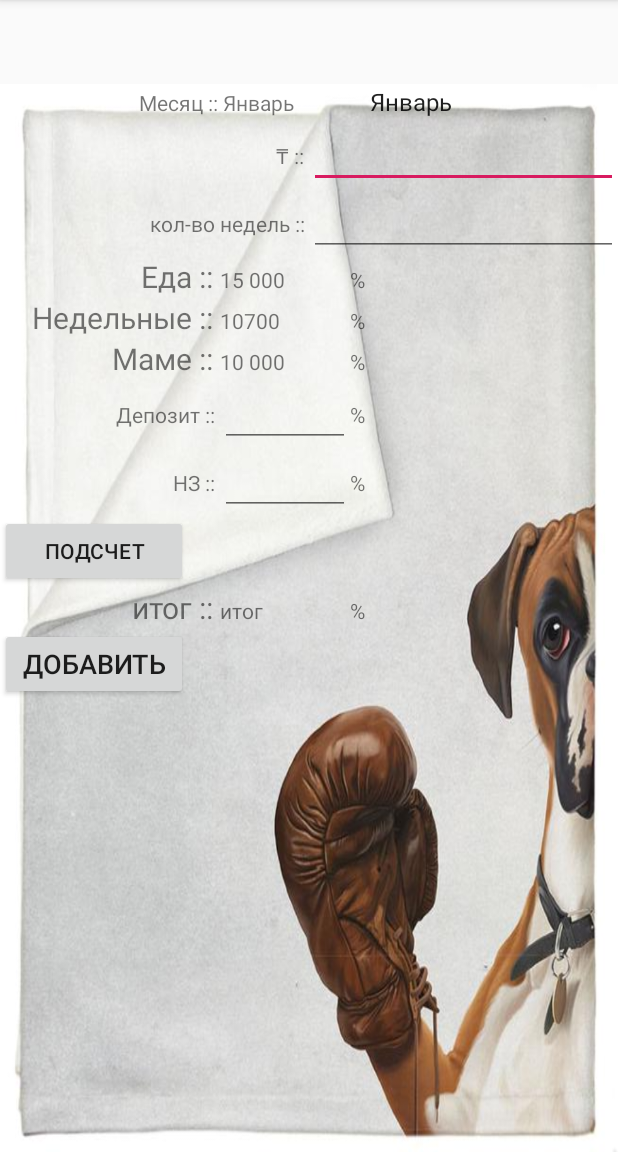
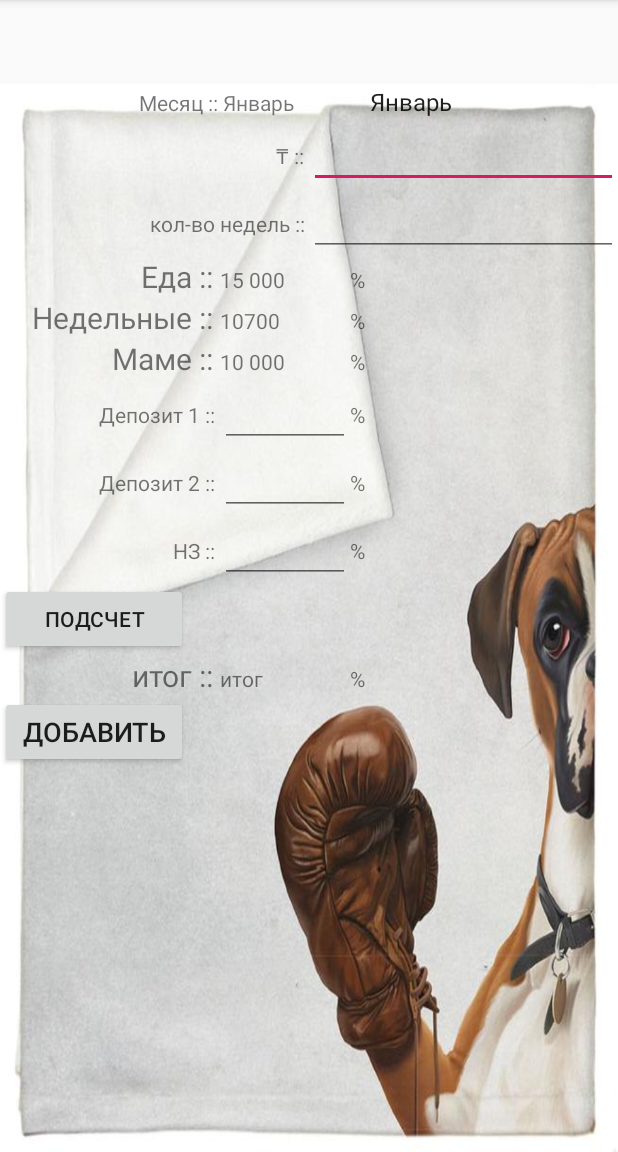
Before and after one commit to DarTiess/MyCalculationPourMonHomme, an Android app: the screen it shows after launch (MainActivity), after a tap on "ADD NEW CALCULATION", on a phone screen of 412 x 824 dp, the part 84-1236 px from its top. Run offline under Robolectric (Android 15) with nearby library versions, the phone set to English and light mode, and no system bars.

Commit message:
add Deposit dataBase

```diff
--- a/src/main/AndroidManifest.xml
+++ b/src/main/AndroidManifest.xml
@@ -9,7 +9,9 @@
         android:roundIcon="@mipmap/ic_launcher_round"
         android:supportsRtl="true"
         android:theme="@style/AppTheme">
-        <activity android:name=".WeekActivity"></activity>
+        <activity android:name=".DepositActivity"></activity>
+        <activity android:name=".DepositListActivity" />
+        <activity android:name=".WeekActivity" />
         <activity android:name=".MainActivity" />
         <activity android:name=".ListActivity" />
         <activity android:name=".CalculatActivity" />
--- /dev/null
+++ b/src/main/java/com/example/mycalc/DataBaseDeposit.java
@@ -0,0 +1,43 @@
+package com.example.mycalc;
+
+import android.content.Context;
+import android.database.sqlite.SQLiteDatabase;
+import android.database.sqlite.SQLiteOpenHelper;
+
+import androidx.annotation.Nullable;
+
+public class DataBaseDeposit extends SQLiteOpenHelper {
+
+    private static final String DATABASE_NAME = "deposit01.db";
+    private static final int SCHEMA = 4;
+    static final String TABLE = "deposit";
+
+    public static final String COLUMN_ID = "_id";
+    public static final String COLUMN_MONTH = "month";
+    public static final String COLUMN_ADDMONTHLY = "addMonthly";
+    public static final String COLUMN_TOTALDEPOSIT = "totalDeposit";
+
+
+    public DataBaseDeposit(@Nullable Context context) {
+        super(context, DATABASE_NAME, null, SCHEMA);
+    }
+
+    @Override
+    public void onCreate(SQLiteDatabase db) {
+
+        db.execSQL("CREATE TABLE deposit (" + COLUMN_ID
+                + " INTEGER PRIMARY KEY AUTOINCREMENT,"+ COLUMN_MONTH
+                + " TEXT, " + COLUMN_ADDMONTHLY
+                + " INTEGER, " + COLUMN_TOTALDEPOSIT+" INTEGER);");
+
+        db.execSQL("INSERT INTO "+ TABLE +" (" + COLUMN_MONTH + ", "+ COLUMN_ADDMONTHLY
+                + ", "+ COLUMN_TOTALDEPOSIT
+                + ") VALUES ('januar',6000,12500);");
+    }
+
+    @Override
+    public void onUpgrade(SQLiteDatabase db, int oldVersion, int newVersion) {
+        db.execSQL("DROP TABLE IF EXISTS "+TABLE);
+        onCreate(db);
+    }
+}
--- a/src/main/java/com/example/mycalc/MainActivity.java
+++ b/src/main/java/com/example/mycalc/MainActivity.java
@@ -31,12 +31,14 @@ public class MainActivity extends AppCompatActivity {
     TextView food;
     TextView week;
     EditText deposit;
+    EditText deposit2;
     EditText nz;
     TextView momme;
     protected int summResult;
     protected int foodResult;
     protected int weekResult;
     protected int depositResult;
+    protected int depositResult2;
     protected int moneyResult;
     protected int nzResult;
     protected int momResult;
@@ -50,7 +52,10 @@ public class MainActivity extends AppCompatActivity {
     DataBaseWeek dbWeekHelper;
     SQLiteDatabase dbweek;
     Cursor weekCursor;
-    SimpleCursorAdapter weekAdapter;
+
+    DataBaseDeposit dbDepositHelper;
+    SQLiteDatabase dbdeposit;
+    Cursor depositCursor;
 
     Bundle arguments;
     @Override
@@ -65,12 +70,14 @@ monse=(EditText)findViewById(R.id.monse);
 food=(TextView)findViewById(R.id.food);
  week=(TextView)findViewById(R.id.week);
 deposit=(EditText)findViewById(R.id.deposit);
+        deposit2=(EditText)findViewById(R.id.deposit2);
 nz=(EditText)findViewById(R.id.nz);
 momme=(TextView)findViewById(R.id.momme);
 //calculList=(ListView)findViewById(R.id.list);
 
 dbHelper=new DatabaseHelper(getApplicationContext());
         dbWeekHelper=new DataBaseWeek(getApplicationContext());
+        dbDepositHelper=new DataBaseDeposit(getApplicationContext());
         selection = (TextView) findViewById(R.id.selection);
 
         arguments = getIntent().getExtras();
@@ -82,8 +89,6 @@ dbHelper=new DatabaseHelper(getApplicationContext());
         AdapterView.OnItemSelectedListener itemSelectedListener = new AdapterView.OnItemSelectedListener() {
             @Override
             public void onItemSelected(AdapterView<?> parent, View view, int position, long id) {
-
-                // Получаем выбранный объект
                 String item = (String)parent.getItemAtPosition(position);
                 selection.setText(item);
             }
@@ -124,9 +129,7 @@ dbHelper=new DatabaseHelper(getApplicationContext());
 
         monse.addTextChangedListener(new TextWatcher() {
             @Override
-            public void beforeTextChanged(CharSequence s, int start, int count, int after) {
-
-            }
+            public void beforeTextChanged(CharSequence s, int start, int count, int after) {}
 
             @Override
             public void onTextChanged(CharSequence s, int start, int before, int count) {
@@ -156,72 +159,40 @@ dbHelper=new DatabaseHelper(getApplicationContext());
                 TextView textView3=(TextView)findViewById(R.id.momme);
                 textView3.setText(String.valueOf(momResult));
             }
-
             @Override
-            public void afterTextChanged(Editable s) {
-
-            }
+            public void afterTextChanged(Editable s) {}
         });
 
 
 
       food.addTextChangedListener(new TextWatcher() {
             @Override
-            public void beforeTextChanged(CharSequence s, int start, int count, int after) {
-
-            }
-
+            public void beforeTextChanged(CharSequence s, int start, int count, int after) {}
             @Override
             public void onTextChanged(CharSequence s, int start, int before, int count) {
-                foodResult=Integer.parseInt(food.getText().toString());
-
- /*TextView textView=(TextView)findViewById(R.id.end);
- summResult=summResult-foodResult;
- textView.setText(String.valueOf(summResult));*/
-            }
-
-
-            public void afterTextChanged(Editable s) {
-
-            }
+                foodResult=Integer.parseInt(food.getText().toString());}
+            public void afterTextChanged(Editable s) {}
         });
 
-    week.addTextChangedListener(new TextWatcher() {
+       week.addTextChangedListener(new TextWatcher() {
             @Override
-            public void beforeTextChanged(CharSequence s, int start, int count, int after) {
-
-            }
-
+            public void beforeTextChanged(CharSequence s, int start, int count, int after) {}
             @Override
             public void onTextChanged(CharSequence s, int start, int before, int count) {
                 weekResult=Integer.parseInt(week.getText().toString());
-
             }
-
             @Override
-            public void afterTextChanged(Editable s) {
-
-            }
+            public void afterTextChanged(Editable s) {}
         });
 
-        momme.addTextChangedListener(new TextWatcher() {
+         momme.addTextChangedListener(new TextWatcher() {
             @Override
-            public void beforeTextChanged(CharSequence s, int start, int count, int after) {
-
-            }
-
+            public void beforeTextChanged(CharSequence s, int start, int count, int after) {}
             @Override
             public void onTextChanged(CharSequence s, int start, int before, int count) {
-                momResult=Integer.parseInt(momme.getText().toString());
-            /*    TextView textView=(TextView)findViewById(R.id.end);
-              summResult=summResult-weekResult;
-                textView.setText(String.valueOf(summResult));*/
-            }
-
+                momResult=Integer.parseInt(momme.getText().toString());}
             @Override
-            public void afterTextChanged(Editable s) {
-
-            }
+            public void afterTextChanged(Editable s) {}
         });
 
         deposit.addTextChangedListener(new TextWatcher() {
@@ -235,10 +206,6 @@ dbHelper=new DatabaseHelper(getApplicationContext());
             {
 
                 depositResult=Integer.parseInt(deposit.getText().toString());
-           /*     TextView textView=(TextView)findViewById(R.id.end);
-                summResult=summResult-depositResult;
-                textView.setText(String.valueOf(summResult));*/
-
 
             }
 
@@ -246,6 +213,17 @@ dbHelper=new DatabaseHelper(getApplicationContext());
             public void afterTextChanged(Editable s) {
 
             }
+        });
+        deposit2.addTextChangedListener(new TextWatcher() {
+            @Override
+            public void beforeTextChanged(CharSequence s, int start, int count, int after) {}
+            @Override
+            public void onTextChanged(CharSequence s, int start, int before, int count)
+            {
+                depositResult2=Integer.parseInt(deposit2.getText().toString());
+            }
+            @Override
+            public void afterTextChanged(Editable s) {}
         });
         nz.addTextChangedListener(new TextWatcher() {
             @Override
@@ -258,9 +236,7 @@ dbHelper=new DatabaseHelper(getApplicationContext());
             {
 
                nzResult=Integer.parseInt(nz.getText().toString());
-           /*     TextView textView=(TextView)findViewById(R.id.end);
-                summResult=summResult-depositResult;
-                textView.setText(String.valueOf(summResult));*/
+
 
 
             }
@@ -308,13 +284,18 @@ dbHelper=new DatabaseHelper(getApplicationContext());
                 Intent intent2 = new Intent(this, WeekActivity.class);
                 startActivity(intent2);
                 return true;
+            case R.id.deposit_List:
+                headerView.setText("Депозит");
+                Intent intent3 = new Intent(this, DepositListActivity.class);
+                startActivity(intent3);
+                return true;
 
         }
         return super.onOptionsItemSelected(item);
     }
     public void onClickGetResult(View view) {
 
-       int summResult2=summResult-(foodResult+weekResult+depositResult+nzResult+momResult);
+       int summResult2=summResult-(foodResult+weekResult+depositResult+depositResult2+nzResult+momResult);
         end.setText(String.valueOf(summResult2));
 
         TextView foodPourCent=(TextView)findViewById(R.id.foodPourCent);
@@ -329,6 +310,9 @@ dbHelper=new DatabaseHelper(getApplicationContext());
         TextView depositPourCent=(TextView)findViewById(R.id.depositPourCent);
        depositPourCent.setText(String.valueOf((100*depositResult)/summResult) +"%");
 
+        TextView depositPourCent2=(TextView)findViewById(R.id.deposit2PourCent);
+        depositPourCent2.setText(String.valueOf((100*depositResult2)/summResult) +"%");
+
         TextView nzPourCent=(TextView)findViewById(R.id.nzPourCent);
        nzPourCent.setText(String.valueOf((100*nzResult)/summResult) +"%");
 
@@ -336,125 +320,53 @@ dbHelper=new DatabaseHelper(getApplicationContext());
         endPourCent.setText(String.valueOf((100*summResult2)/summResult) +"%");
     }
     private final static String FILE_NAME = "calcMine.txt";
-  /*  public void saveText(View view) {
 
-        FileOutputStream fos = null;
-        try {
-
-
-            String text1 ="Приход: "+ money.getText().toString() +"\nИтог: "+end.getText().toString()+"\n";
-
-
-            fos = openFileOutput(FILE_NAME, MODE_PRIVATE);
-            fos.write(text1.getBytes());
-
-            Toast.makeText(this, "Файл сохранен", Toast.LENGTH_SHORT).show();
-        }
-        catch(IOException ex) {
-
-            Toast.makeText(this, ex.getMessage(), Toast.LENGTH_SHORT).show();
-        } finally{
-            try{
-                if(fos!=null)
-                    fos.close();
-            }
-            catch(IOException ex){
-
-                Toast.makeText(this, ex.getMessage(), Toast.LENGTH_SHORT).show();
-            }
-        }
-    }
-
-    public void openText(View view) {
-
-        FileInputStream fin = null;
-
-        try {
-            fin = openFileInput(FILE_NAME);
-            byte[] bytes = new byte[fin.available()];
-            fin.read(bytes);
-            String text = new String (bytes);
-            end.setText(text);
-        }
-        catch(IOException ex) {
-
-            Toast.makeText(this, ex.getMessage(), Toast.LENGTH_SHORT).show();
-        }
-        finally{
-
-            try{
-                if(fin!=null)
-                    fin.close();
-            }
-            catch(IOException ex){
-
-                Toast.makeText(this, ex.getMessage(), Toast.LENGTH_SHORT).show();
-            }
-        }
-    }
-*/
-
-/*
-    public void savedb(View view) {
-        SQLiteDatabase db = getBaseContext().openOrCreateDatabase("appCalc.db", MODE_PRIVATE, null);
-        db.execSQL("CREATE TABLE IF NOT EXISTS calcul (money INTEGER, endmoney INTEGER)");
-
-       int moneydb=Integer.parseInt(money.getText().toString());
-        db.execSQL("INSERT INTO calcul VALUES ( 20   ,20);");
-    }
-
-    public void opendb(View view) {
-        SQLiteDatabase db = getBaseContext().openOrCreateDatabase("appCalc.db", MODE_PRIVATE, null);
-        Cursor query = db.rawQuery("SELECT * FROM calcul;", null);
-        TextView textView = (TextView) findViewById(R.id.end);
-        if(query.moveToFirst()){
-            do{
-
-                int money = query.getInt(0);
-                int endmoney = query.getInt(1);
-                textView.append(" money: " + money + "endmoney"+endmoney+"\n");
-            }
-            while(query.moveToNext());
-        }
-        query.close();
-        db.close();
-    }*/
     public void onResume() {
         super.onResume();
 
         db = dbHelper.getReadableDatabase();
-
+        dbdeposit = dbDepositHelper.getReadableDatabase();
         calcCursor =  db.rawQuery("select * from "+ DatabaseHelper.TABLE, null);
 
         String[] headers = new String[] {DatabaseHelper.COLUMN_MSNAME, DatabaseHelper.COLUMN_MONEY, DatabaseHelper.COLUMN_ENDMONEY};
 
         calcAdapter = new SimpleCursorAdapter(this, android.R.layout.test_list_item,
                 calcCursor, headers, new int[]{android.R.id.text1, android.R.id.text2}, 0);
-       // header.setText("Найдено элементов: " + String.valueOf(userCursor.getCount()));
-      //  calculList.setAdapter(calcAdapter);
+
     }
     long Id=0;
+    long Id_=0;
     public void add(View view){
-      //  Intent intent = new Intent(this, CalculatActivity.class);
-       // startActivity(intent);
-
         ContentValues cv = new ContentValues();
         cv.put(DatabaseHelper.COLUMN_MSNAME,  selection.getText().toString());
         cv.put(DatabaseHelper.COLUMN_MONEY, money.getText().toString());
         cv.put(DatabaseHelper.COLUMN_ENDMONEY, Integer.parseInt(end.getText().toString()));
-
         if (Id > 0) {
             db.update(DatabaseHelper.TABLE, cv, DatabaseHelper.COLUMN_ID + "=" + String.valueOf(Id), null);
         } else {
             db.insert(DatabaseHelper.TABLE, null, cv);
         }
+        ContentValues cv_deposit = new ContentValues();
+       dbdeposit = dbDepositHelper.getWritableDatabase();
+        cv_deposit.put(DataBaseDeposit.COLUMN_MONTH, selection.getText().toString());
+        cv_deposit.put(DataBaseDeposit.COLUMN_ADDMONTHLY, deposit2.getText().toString());
+        cv_deposit.put(DataBaseDeposit.COLUMN_TOTALDEPOSIT, deposit2.getText().toString());
+
+        if (Id_> 0) {
+          dbdeposit.update(DataBaseDeposit.TABLE, cv_deposit, DataBaseDeposit.COLUMN_ID+"="+ String.valueOf(Id_), null);
+        } else {
+           dbdeposit.insert(DataBaseDeposit.TABLE, null, cv_deposit);
+        }
+
+
         Toast.makeText(this, "Файл сохранен", Toast.LENGTH_SHORT).show();
     }
     @Override
     public void onDestroy(){
         super.onDestroy();
-
+        dbdeposit.close();
         db.close();
         calcCursor.close();
+        depositCursor.close();
     }
 }
--- a/src/main/java/com/example/mycalc/StartupActivity.java
+++ b/src/main/java/com/example/mycalc/StartupActivity.java
@@ -45,4 +45,9 @@ public class StartupActivity extends AppCompatActivity {
         startActivity(intent);
 
     }
+
+    public void onClickHoliday(View view) {
+        Intent intent = new Intent(this, MainActivity.class);
+        startActivity(intent);
+    }
 }
--- a/src/main/res/layout/activity_main.xml
+++ b/src/main/res/layout/activity_main.xml
@@ -160,7 +160,7 @@
         <TableRow>
             <TextView
                 android:layout_weight="0.5"
-                android:text="Депозит :: "
+                android:text="Депозит 1 :: "
                 android:layout_width="wrap_content"
                 android:layout_height="wrap_content"
                 android:textAlignment="textEnd"/>
@@ -175,6 +175,28 @@
                 android:layout_weight="1"
                 android:text="%"
                 android:id="@+id/depositPourCent"
+                android:layout_width="wrap_content"
+                android:layout_height="wrap_content"
+                />
+        </TableRow>
+        <TableRow>
+            <TextView
+                android:layout_weight="0.5"
+                android:text="Депозит 2 :: "
+                android:layout_width="wrap_content"
+                android:layout_height="wrap_content"
+                android:textAlignment="textEnd"/>
+            <EditText
+                android:layout_weight="1"
+                android:id="@+id/deposit2"
+                android:inputType="number"
+                android:layout_height="wrap_content"
+                android:layout_width="wrap_content"
+                />
+            <TextView
+                android:layout_weight="1"
+                android:text="%"
+                android:id="@+id/deposit2PourCent"
                 android:layout_width="wrap_content"
                 android:layout_height="wrap_content"
                 />
--- a/src/main/res/menu/main_menu.xml
+++ b/src/main/res/menu/main_menu.xml
@@ -6,11 +6,15 @@
         android:title="История расходов" />
     <item
         android:id="@+id/add_calculation"
-        android:orderInCategory="3"
+        android:orderInCategory="2"
         android:title="Недельные" />
     <item
         android:id="@+id/add_foodCalculation"
         android:orderInCategory="3"
         android:title="Еда" />
+    <item
+        android:id="@+id/deposit_List"
+        android:orderInCategory="4"
+        android:title="Депозит" />
 
 </menu>
```
Also changed, not shown: src/main/java/com/example/mycalc/DepositActivity.java (added, +16 -0 lines), src/main/java/com/example/mycalc/DepositListActivity.java (added, +67 -0 lines), src/main/res/layout/activity_deposit.xml (added, +9 -0 lines), src/main/res/layout/activity_deposit_list.xml (added, +12 -0 lines), src/main/res/layout/activity_startup.xml (+7 -0 lines), 2 other files.
